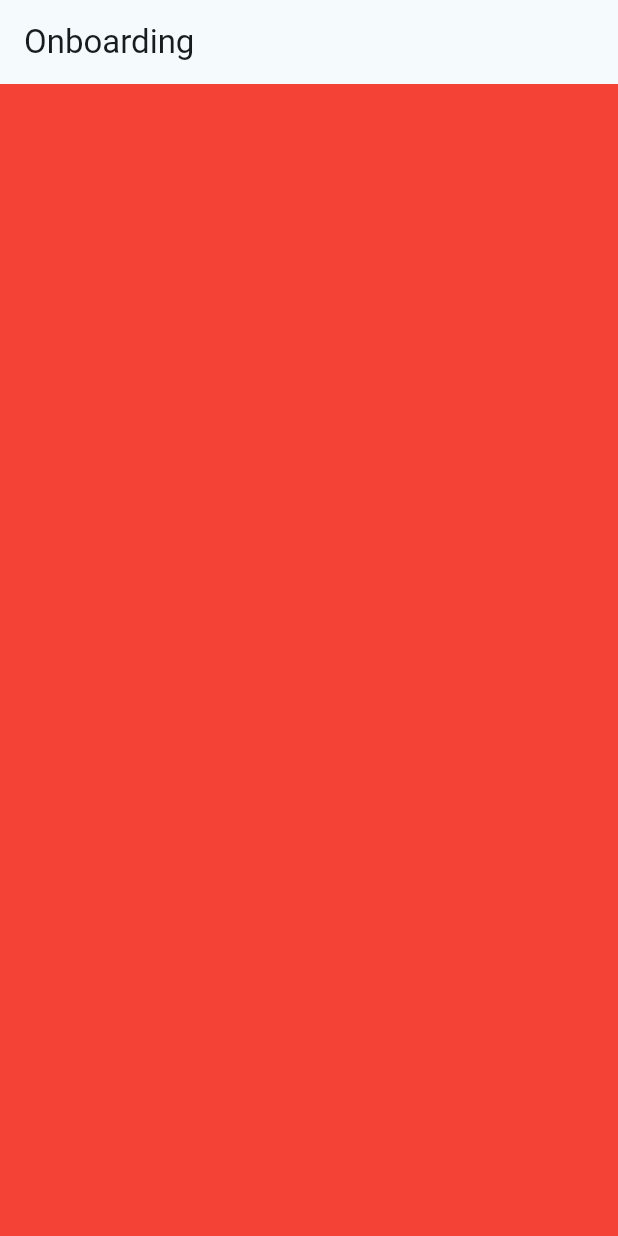
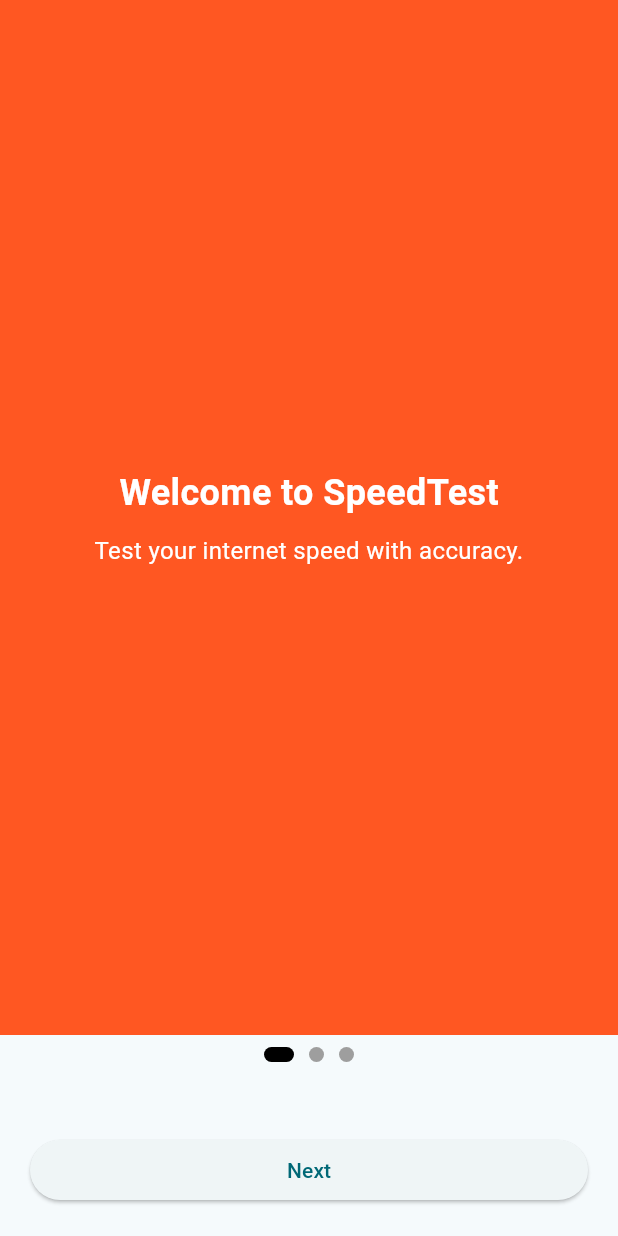
Before and after one commit to tranzeat-code/speedtest, a Flutter app: the screen it shows after launch, on a phone screen of 412 x 824 dp. Run offline on Flutter 3.47's test engine with Material 3 defaults, Android fonts, the phone set to English and light mode, and no system bars.

Commit message:
onboarding template 30 Jan 11:26

```diff
--- a/lib/screens/login_screen.dart
+++ b/lib/screens/login_screen.dart
@@ -5,6 +5,11 @@ class LoginScreen extends StatelessWidget {
 
   @override
   Widget build(BuildContext context) {
-    return Container();
+    return Scaffold(
+      body: Center(
+        child: Text("Login Screen",
+            style: Theme.of(context).textTheme.displayLarge),
+      ),
+    );
   }
 }
--- a/lib/screens/onboarding_screen.dart
+++ b/lib/screens/onboarding_screen.dart
@@ -1,35 +1,132 @@
 import 'package:flutter/material.dart';
 
-class OnboardingScreen extends StatelessWidget {
+import 'login_screen.dart';
+
+class OnboardingScreen extends StatefulWidget {
   const OnboardingScreen({super.key});
+
+  @override
+  _OnboardingScreenState createState() => _OnboardingScreenState();
+}
+
+class _OnboardingScreenState extends State<OnboardingScreen> {
+  final PageController _pageController = PageController();
+  int _currentPage = 0;
+
+  final List<Map<String, dynamic>> onboardingPages = [
+    {
+      "color": Colors.deepOrange,
+      "title": "Welcome to SpeedTest",
+      "description": "Test your internet speed with accuracy."
+    },
+    {
+      "color": Colors.green,
+      "title": "Real-Time Results",
+      "description": "Get real-time speed test results and insights."
+    },
+    {
+      "color": Colors.blue,
+      "title": "Start Your Journey",
+      "description": "Let's get started and test your speed now!"
+    },
+  ];
+
+  void _onPageChanged(int index) {
+    setState(() {
+      _currentPage = index;
+    });
+  }
 
   @override
   Widget build(BuildContext context) {
     return Scaffold(
-      appBar: AppBar(
-        title: const Text('Onboarding'),
-      ),
-      body: SingleChildScrollView(
-        scrollDirection: Axis.horizontal,
-        child: Row(
-          children: [
-            Container(
-              color: Colors.red,
-              width: MediaQuery.of(context).size.width,
-              height: MediaQuery.of(context).size.height,
+      body: Column(
+        children: [
+          Expanded(
+            child: PageView.builder(
+              controller: _pageController,
+              itemCount: onboardingPages.length,
+              onPageChanged: _onPageChanged,
+              itemBuilder: (context, index) {
+                return Container(
+                  color: onboardingPages[index]['color'],
+                  width: double.infinity,
+                  height: double.infinity,
+                  child: Column(
+                    mainAxisAlignment: MainAxisAlignment.center,
+                    children: [
+                      Text(
+                        onboardingPages[index]['title'],
+                        style: const TextStyle(
+                          fontSize: 24,
+                          fontWeight: FontWeight.bold,
+                          color: Colors.white,
+                        ),
+                      ),
+                      const SizedBox(height: 10),
+                      Text(
+                        onboardingPages[index]['description'],
+                        style: const TextStyle(
+                          fontSize: 16,
+                          color: Colors.white,
+                        ),
+                        textAlign: TextAlign.center,
+                      ),
+                    ],
+                  ),
+                );
+              },
             ),
-            Container(
-              color: Colors.green,
-              width: MediaQuery.of(context).size.width,
-              height: MediaQuery.of(context).size.height,
+          ),
+          // Page Indicator (Dots)
+          Padding(
+            padding: const EdgeInsets.all(8.0),
+            child: Row(
+              mainAxisAlignment: MainAxisAlignment.center,
+              children: List.generate(
+                onboardingPages.length,
+                (index) => AnimatedContainer(
+                  duration: const Duration(milliseconds: 300),
+                  margin: const EdgeInsets.symmetric(horizontal: 5),
+                  height: 10,
+                  width: _currentPage == index ? 20 : 10,
+                  decoration: BoxDecoration(
+                    color: _currentPage == index ? Colors.black : Colors.grey,
+                    borderRadius: BorderRadius.circular(5),
+                  ),
+                ),
+              ),
             ),
-            Container(
-              color: Colors.blue,
-              width: MediaQuery.of(context).size.width,
-              height: MediaQuery.of(context).size.height,
+          ),
+          const SizedBox(height: 20),
+          // Navigation Buttons
+          Padding(
+            padding: const EdgeInsets.symmetric(horizontal: 20, vertical: 20),
+            child: SizedBox(
+              width: double.infinity,
+              child: ElevatedButton(
+                onPressed: () {
+                  if (_currentPage == onboardingPages.length - 1) {
+                    // Navigate to Login Screen on last step
+                    Navigator.pushReplacement(
+                      context,
+                      MaterialPageRoute(
+                          builder: (context) => const LoginScreen()),
+                    );
+                  } else {
+                    _pageController.nextPage(
+                      duration: const Duration(milliseconds: 500),
+                      curve: Curves.ease,
+                    );
+                  }
+                },
+                child: Text(_currentPage == onboardingPages.length - 1
+                    ? "Get Started"
+                    : "Next"),
+              ),
             ),
-          ],
-        ),
+          ),
+        ],
       ),
     );
   }
```
